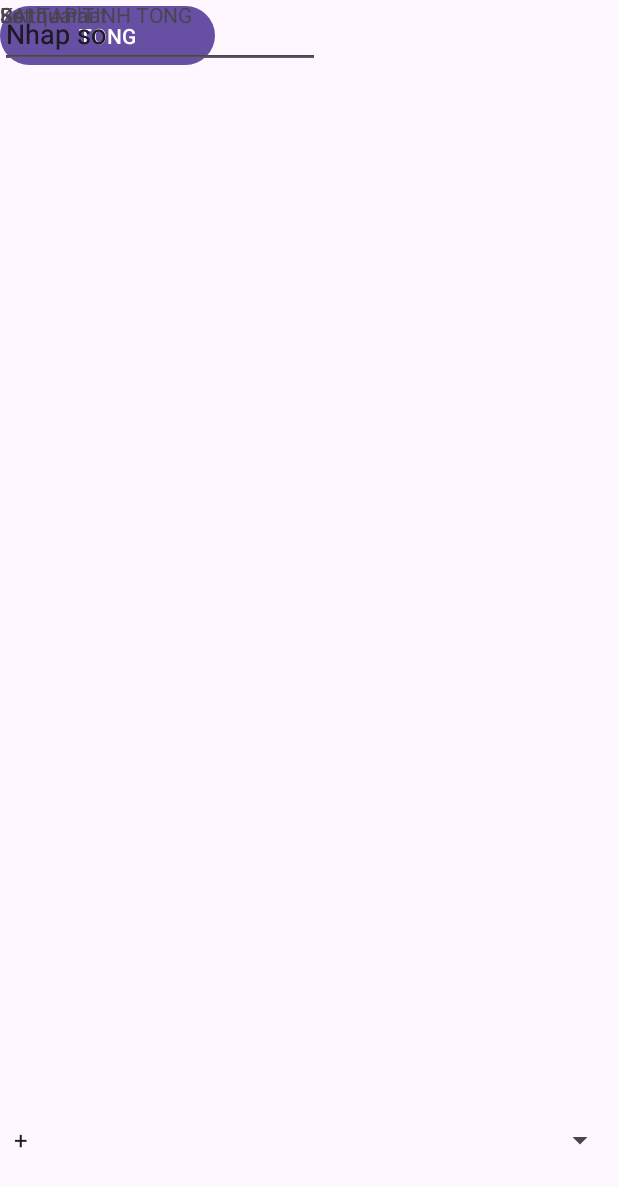
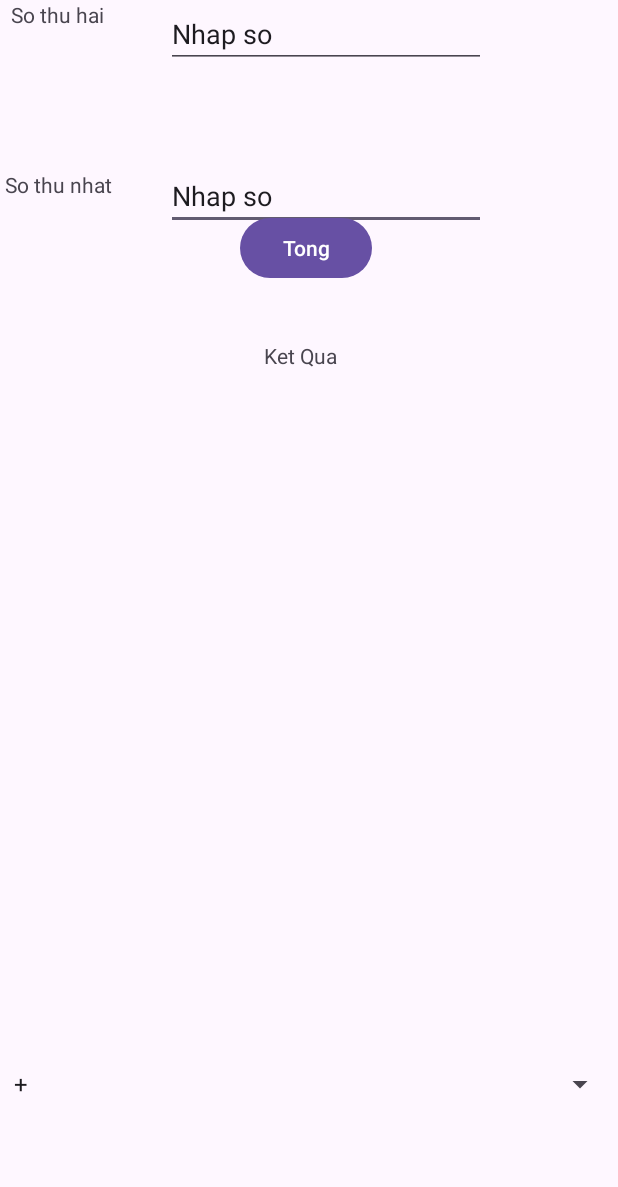
Before and after one commit to Tuln126/LADemo, an Android app: the screen it shows after launch (BaiTapTinhActivity), on a phone screen of 412 x 824 dp. Shown: the top 1187 px of the screen. Run offline under Robolectric (Android 15) with nearby library versions, the phone set to English and light mode, and no system bars.

Commit message:
Update 4

```diff
--- a/app/src/main/AndroidManifest.xml
+++ b/app/src/main/AndroidManifest.xml
@@ -12,6 +12,15 @@
         android:supportsRtl="true"
         android:theme="@style/Theme.LADemo"
         tools:targetApi="31">
+        <activity
+            android:name=".PhepTinhActivity"
+            android:exported="true">
+            <intent-filter>
+                <action android:name="android.intent.action.MAIN" />
+
+                <category android:name="android.intent.category.LAUNCHER" />
+            </intent-filter>
+        </activity>
         <activity
             android:name=".BaiTapTinhActivity"
             android:exported="true">
--- a/app/src/main/res/layout/activity_bai_tap_tinh.xml
+++ b/app/src/main/res/layout/activity_bai_tap_tinh.xml
@@ -7,21 +7,70 @@
     android:layout_height="match_parent"
     tools:context=".BaiTapTinhActivity">
 
+
+    <TextView
+        android:id="@+id/textView4"
+        android:layout_width="wrap_content"
+        android:layout_height="wrap_content"
+        android:layout_marginTop="128dp"
+        android:layout_marginEnd="36dp"
+        android:text="So thu nhat"
+        app:layout_constraintBottom_toTopOf="@+id/textView5"
+        app:layout_constraintEnd_toStartOf="@+id/e1"
+        app:layout_constraintHorizontal_bias="1.0"
+        app:layout_constraintStart_toStartOf="parent"
+        app:layout_constraintTop_toTopOf="parent"
+        app:layout_constraintVertical_bias="0.1" />
+
+    <EditText
+        android:id="@+id/e1"
+        android:layout_width="wrap_content"
+        android:layout_height="wrap_content"
+        android:layout_marginTop="108dp"
+        android:layout_marginEnd="88dp"
+        android:ems="10"
+        android:inputType="text"
+        android:text="Nhap so"
+        app:layout_constraintBottom_toTopOf="@+id/e2"
+        app:layout_constraintEnd_toEndOf="parent"
+        app:layout_constraintTop_toTopOf="parent"
+        app:layout_constraintVertical_bias="0.0" />
+
+    <TextView
+        android:id="@+id/textView5"
+        android:layout_width="wrap_content"
+        android:layout_height="wrap_content"
+        android:text="So thu hai"
+        app:layout_constraintEnd_toStartOf="@+id/e2"
+        app:layout_constraintHorizontal_bias="0.157"
+        app:layout_constraintStart_toStartOf="parent"
+        tools:layout_editor_absoluteY="182dp" />
+
+    <EditText
+        android:id="@+id/e2"
+        android:layout_width="wrap_content"
+        android:layout_height="wrap_content"
+        android:layout_marginEnd="88dp"
+        android:ems="10"
+        android:inputType="text"
+        android:text="Nhap so"
+        app:layout_constraintEnd_toEndOf="parent"
+        tools:layout_editor_absoluteY="165dp" />
+
     <Button
         android:id="@+id/btadd"
-        android:layout_width="143dp"
-        android:layout_height="47dp"
-        android:text="TONG"
-        tools:layout_editor_absoluteX="134dp"
-        tools:layout_editor_absoluteY="324dp" />
-
-    <TextView
-        android:id="@+id/textView6"
         android:layout_width="wrap_content"
         android:layout_height="wrap_content"
-        android:text="BAI TAP TINH TONG"
-        tools:layout_editor_absoluteX="142dp"
-        tools:layout_editor_absoluteY="151dp" />
+        android:layout_marginStart="160dp"
+        android:layout_marginTop="122dp"
+        android:onClick="add"
+        android:text="Tong"
+        app:layout_constraintBottom_toTopOf="@+id/sp"
+        app:layout_constraintEnd_toStartOf="@+id/kq"
+        app:layout_constraintHorizontal_bias="0.0"
+        app:layout_constraintStart_toStartOf="parent"
+        app:layout_constraintTop_toBottomOf="@+id/textView5"
+        app:layout_constraintVertical_bias="0.0" />
 
     <Spinner
         android:id="@+id/sp"
@@ -31,50 +80,18 @@
         android:entries="@array/phep"
         app:layout_constraintBottom_toBottomOf="parent"
         app:layout_constraintEnd_toEndOf="parent"
-        app:layout_constraintStart_toStartOf="parent" />
-
-    <TextView
-        android:id="@+id/textView5"
-        android:layout_width="wrap_content"
-        android:layout_height="wrap_content"
-        android:text="So thu nhat"
-        tools:layout_editor_absoluteX="51dp"
-        tools:layout_editor_absoluteY="212dp" />
-
-    <TextView
-        android:id="@+id/textView7"
-        android:layout_width="wrap_content"
-        android:layout_height="wrap_content"
-        android:text="So thu hai"
-        tools:layout_editor_absoluteX="51dp"
-        tools:layout_editor_absoluteY="258dp" />
-
-    <EditText
-        android:id="@+id/e1"
-        android:layout_width="wrap_content"
-        android:layout_height="wrap_content"
-        android:ems="10"
-        android:inputType="text"
-        android:text="Nhap so"
-        tools:layout_editor_absoluteX="152dp"
-        tools:layout_editor_absoluteY="193dp" />
-
-    <EditText
-        android:id="@+id/e2"
-        android:layout_width="wrap_content"
-        android:layout_height="wrap_content"
-        android:ems="10"
-        android:inputType="text"
-        android:text="Nhap so"
-        tools:layout_editor_absoluteX="152dp"
-        tools:layout_editor_absoluteY="245dp" />
+        app:layout_constraintStart_toStartOf="parent"
+        app:layout_constraintTop_toBottomOf="@+id/kq"
+        app:layout_constraintVertical_bias="0.926" />
 
     <TextView
         android:id="@+id/kq"
         android:layout_width="wrap_content"
         android:layout_height="wrap_content"
-        android:text="Ket qua"
-        tools:layout_editor_absoluteX="175dp"
-        tools:layout_editor_absoluteY="409dp" />
-
+        android:layout_marginTop="182dp"
+        android:text="Ket Qua"
+        app:layout_constraintEnd_toEndOf="parent"
+        app:layout_constraintHorizontal_bias="0.259"
+        app:layout_constraintStart_toStartOf="@+id/e2"
+        app:layout_constraintTop_toBottomOf="@+id/e2" />
 </androidx.constraintlayout.widget.ConstraintLayout>
```
